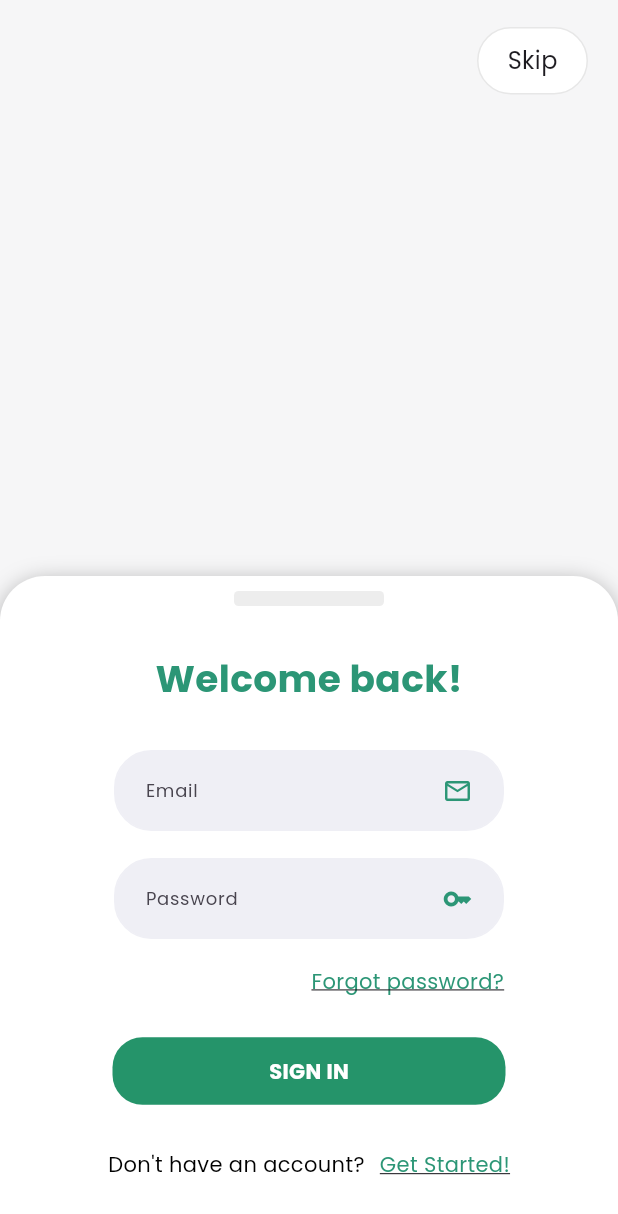
After one commit to pjcollado25/jarvis_app, a Flutter app: the OnboardingView screen opened by its route, after a tap on "Login", on a phone screen of 412 x 824 dp. The commit adds this screen. Shown: the top 1214 px of the screen. Run offline on Flutter 3.47's test engine with Material 3 defaults, Android fonts, the phone set to English and light mode, and no system bars; drawn by our look-alikes of flutter_markdown; our stand-ins replace bloc, dio, flutter_bloc, freezed_annotation, get_it, go_router and 4 more; accounts and stored records are empty; network calls fail.

Commit message:
Implement authentication

```diff
--- /dev/null
+++ b/lib/src/config/constant/key_constant.dart
@@ -0,0 +1 @@
+const tokenKey = 'token';
--- a/lib/src/config/themes/colors.dart
+++ b/lib/src/config/themes/colors.dart
@@ -25,4 +25,5 @@ class AppColors {
   static Color kPrimaryButtonColor() => const Color(0xFF25946A);
   static Color kNavBarContainerColor() => const Color(0xFFEDEDED);
   static Color kGrayIconColor() => const Color(0xFFB2B2B2);
+  static Color kTextFieldBackgroundColor() => const Color(0xFFEFEFF5);
 }
--- a/lib/src/config/themes/styles.dart
+++ b/lib/src/config/themes/styles.dart
@@ -8,8 +8,14 @@ class AppTextStyle {
       fontSize: 28, color: color, fontWeight: FontWeight.bold);
   static TextStyle kBodyTextStyle(Color color) => GoogleFonts.poppins(
       fontSize: 15, color: color, fontWeight: FontWeight.w500);
-  static TextStyle kSmallTextStyle() => GoogleFonts.poppins(
-      fontSize: 14, color: Colors.black);
+  static TextStyle kSmallTextStyle() =>
+      GoogleFonts.poppins(fontSize: 14, color: Colors.black);
+  static TextStyle kLinkTextStyle(Color color, bool isLinked) =>
+      GoogleFonts.poppins(
+          fontSize: 14,
+          color: color,
+          decoration:
+              isLinked ? TextDecoration.underline : TextDecoration.none);
   static TextStyle kButtonTextStyle() => TextStyle(
         fontSize: 14,
         color: AppColors.kWhiteColor(),
--- /dev/null
+++ b/lib/src/config/utils/shared_preference_manager.dart
@@ -0,0 +1,59 @@
+import 'package:shared_preferences/shared_preferences.dart';
+
+class SharedPreferencesManager {
+  static final SharedPreferencesManager _instance = SharedPreferencesManager._internal();
+  SharedPreferences? _prefs;
+
+  factory SharedPreferencesManager() {
+    return _instance;
+  }
+
+  SharedPreferencesManager._internal();
+
+  Future<void> init() async {
+    _prefs = await SharedPreferences.getInstance();
+  }
+
+
+  Future<bool> setString(String key, String value) async {
+    return await _prefs?.setString(key, value) ?? false;
+  }
+
+
+  String? getString(String key) {
+    return _prefs?.getString(key);
+  }
+
+
+  Future<bool> setInt(String key, int value) async {
+    return await _prefs?.setInt(key, value) ?? false;
+  }
+
+  int? getInt(String key) {
+    return _prefs?.getInt(key);
+  }
+
+  Future<bool> setBool(String key, bool value) async {
+    return await _prefs?.setBool(key, value) ?? false;
+  }
+
+  bool? getBool(String key) {
+    return _prefs?.getBool(key);
+  }
+
+  Future<bool> setDouble(String key, double value) async {
+    return await _prefs?.setDouble(key, value) ?? false;
+  }
+
+  double? getDouble(String key) {
+    return _prefs?.getDouble(key);
+  }
+
+  Future<bool> remove(String key) async {
+    return await _prefs?.remove(key) ?? false;
+  }
+
+  Future<bool> clear() async {
+    return await _prefs?.clear() ?? false;
+  }
+}
--- /dev/null
+++ b/lib/src/features/auth/data/data_sources/user_date_source.dart
@@ -0,0 +1,25 @@
+import 'dart:convert';
+
+import 'package:injectable/injectable.dart';
+import 'package:jarvis_app/src/config/constant/key_constant.dart';
+import 'package:jarvis_app/src/config/utils/shared_preference_manager.dart';
+import 'package:jarvis_app/src/core/network.dart';
+import 'package:jarvis_app/src/features/auth/data/models/user_model.dart';
+import 'package:http/http.dart' as http;
+
+@injectable
+class UserDateSource {
+  final prefs = SharedPreferencesManager();
+
+  Future<UserModel> get() async {
+    String token = prefs.getString(tokenKey) ?? '';
+    if (token != '') {
+      final response =
+          await http.get(Uri.parse('${Network.baseUrl}/v1/messages'));
+      print(response.body);
+      return UserModel.fromJson(jsonDecode(response.body));
+    }
+    return UserModel(
+        status: "error", message: "No user logged in", userEntity: null);
+  }
+}
--- /dev/null
+++ b/lib/src/features/auth/domain/use_cases/get_user_use_case.dart
@@ -0,0 +1,12 @@
+import 'package:injectable/injectable.dart';
+import 'package:jarvis_app/src/features/auth/data/data_sources/user_date_source.dart';
+import 'package:jarvis_app/src/features/auth/data/models/user_model.dart';
+
+@injectable
+class GetUserUseCase {
+  final UserDateSource userDateSource;
+
+  GetUserUseCase({required this.userDateSource});
+
+  Future<UserModel> call() => userDateSource.get();
+}
--- /dev/null
+++ b/lib/src/features/auth/domain/use_cases/login_use_case.dart
@@ -0,0 +1,17 @@
+import 'package:injectable/injectable.dart';
+import 'package:jarvis_app/src/features/auth/data/models/user_model.dart';
+import 'package:jarvis_app/src/features/auth/domain/repositories/user_repository.dart';
+
+@injectable
+class LoginUseCase {
+  final String email;
+  final String password;
+  final UserRepository userRepository;
+
+  LoginUseCase(
+      {required this.email,
+      required this.password,
+      required this.userRepository});
+
+  Future<UserModel> call() => userRepository.login(email: email, password: password);
+}
--- /dev/null
+++ b/lib/src/features/auth/domain/use_cases/register_use_case.dart
@@ -0,0 +1,24 @@
+import 'package:injectable/injectable.dart';
+import 'package:jarvis_app/src/features/auth/data/models/user_model.dart';
+import 'package:jarvis_app/src/features/auth/domain/repositories/user_repository.dart';
+
+@injectable
+class RegisterUseCase {
+  final String email;
+  final String password;
+  final String rePassword;
+  final UserRepository userRepository;
+
+  RegisterUseCase({
+    required this.email,
+    required this.password,
+    required this.rePassword,
+    required this.userRepository,
+  });
+
+  Future<UserModel> call() => userRepository.register(
+        email: email,
+        password: password,
+        rePassword: rePassword,
+      );
+}
--- /dev/null
+++ b/lib/src/features/auth/presentation/blocs/auth/auth_bloc.dart
@@ -0,0 +1,59 @@
+import 'package:bloc/bloc.dart';
+import 'package:freezed_annotation/freezed_annotation.dart';
+import 'package:injectable/injectable.dart';
+import 'package:jarvis_app/src/features/auth/domain/entities/user_entity.dart';
+import 'package:jarvis_app/src/features/auth/domain/use_cases/get_user_use_case.dart';
+import 'package:jarvis_app/src/features/auth/domain/use_cases/login_use_case.dart';
+import 'package:jarvis_app/src/features/auth/domain/use_cases/register_use_case.dart';
+
+part 'auth_event.dart';
+part 'auth_state.dart';
+part 'auth_bloc.freezed.dart';
+
+@injectable
+class AuthBloc extends Bloc<AuthEvent, AuthState> {
+  final LoginUseCase _loginUseCase;
+  final RegisterUseCase _registerUseCase;
+  final GetUserUseCase _getUserUseCase;
+  AuthBloc(this._loginUseCase, this._registerUseCase, this._getUserUseCase)
+      : super(const _AuthStateIdle()) {
+    on<_AuthEventLogin>(_onAuthEventLogin);
+    on<_AuthEventRegister>(_onAuthEventRegister);
+    on<_AuthEventGetUser>(_onAuthEventGetUser);
+  }
+
+  Future<void> _onAuthEventLogin(
+      _AuthEventLogin event, Emitter<AuthState> emit) async {
+    emit(const AuthState.loading());
+    final data = await _loginUseCase.userRepository
+        .login(email: event.email, password: event.password);
+    if (data.message == "success") {
+      return emit(AuthState.success(user: data.userEntity!));
+    }
+    return emit(AuthState.error(data.message));
+  }
+
+  Future<void> _onAuthEventRegister(
+      _AuthEventRegister event, Emitter<AuthState> emit) async {
+    emit(const AuthState.loading());
+
+    final data = await _registerUseCase.userRepository.register(
+        email: event.email,
+        password: event.password,
+        rePassword: event.rePassword);
+    if (data.message == "success") {
+      return emit(AuthState.success(user: data.userEntity!));
+    }
+    return emit(AuthState.error(data.message));
+  }
+
+  Future<void> _onAuthEventGetUser(
+      _AuthEventGetUser event, Emitter<AuthState> emit) async {
+    emit(const AuthState.loading());
+    final data = await _getUserUseCase.userDateSource.get();
+    if (data.message == "success") {
+      return emit(AuthState.success(user: data.userEntity!));
+    }
+    return emit(AuthState.error(data.message));
+  }
+}
--- /dev/null
+++ b/lib/src/features/auth/presentation/blocs/auth/auth_event.dart
@@ -0,0 +1,8 @@
+part of 'auth_bloc.dart';
+
+@freezed
+class AuthEvent with _$AuthEvent {
+  const factory AuthEvent.getUSer() = _AuthEventGetUser;
+  const factory AuthEvent.login({required String email, required String password}) = _AuthEventLogin;
+  const factory AuthEvent.register({required String email, required String password, required String rePassword}) = _AuthEventRegister;
+}
--- /dev/null
+++ b/lib/src/features/auth/presentation/blocs/auth/auth_state.dart
@@ -0,0 +1,10 @@
+part of 'auth_bloc.dart';
+
+@freezed
+class AuthState with _$AuthState {
+  const factory AuthState.idle() = _AuthStateIdle;
+  const factory AuthState.loading() = _AuthStateLoading;
+  const factory AuthState.success({required UserEntity user}) =
+      _AuthStateSuccess;
+  const factory AuthState.error(String? errorMessage) = _AuthStateError;
+}
--- /dev/null
+++ b/lib/src/features/auth/presentation/views/authentication_view.dart
@@ -0,0 +1,207 @@
+import 'package:flutter/material.dart';
+import 'package:flutter_bloc/flutter_bloc.dart';
+import 'package:go_router/go_router.dart';
+import 'package:jarvis_app/src/config/routes/app_routes.dart';
+import 'package:jarvis_app/src/features/auth/presentation/blocs/auth/auth_bloc.dart';
+import 'package:jarvis_app/src/features/onboarding/presentation/widgets/app_button.dart';
+
+import '../../../../config/themes/colors.dart';
+import '../../../../config/themes/styles.dart';
+
+// ignore: must_be_immutable
+class AuthenticationView extends StatefulWidget {
+  bool isLogIn;
+  AuthenticationView({super.key, required this.isLogIn});
+
+  @override
+  State<AuthenticationView> createState() => _AuthenticationViewState();
+}
+
+class _AuthenticationViewState extends State<AuthenticationView> {
+  late final TextEditingController _emailCtr = TextEditingController();
+  late final TextEditingController _passCtr = TextEditingController();
+  late final TextEditingController _rePassCtr = TextEditingController();
+
+  @override
+  Widget build(BuildContext context) {
+    return BlocListener<AuthBloc, AuthState>(
+      listener: (context, state) => state.maybeWhen(
+        success: (user) => context.pushReplacement(AppRoutes.home()),
+        orElse: () => null,
+      ),
+      child: Container(
+        height: 440,
+        width: double.infinity,
+        decoration: BoxDecoration(
+          color: AppColors.kWhiteColor(),
+          borderRadius: const BorderRadius.only(
+            topLeft: Radius.circular(30),
+            topRight: Radius.circular(30),
+          ),
+          boxShadow: [
+            BoxShadow(
+              color: Colors.black.withOpacity(0.29),
+              offset: const Offset(0, 3),
+              blurRadius: 12,
+            ),
+          ],
+        ),
+        child: Padding(
+          padding: const EdgeInsets.symmetric(vertical: 10),
+          child: Column(
+            children: [
+              Container(
+                height: 10,
+                width: 100,
+                decoration: BoxDecoration(
+                  color: AppColors.kNavBarContainerColor(),
+                  borderRadius: BorderRadius.circular(3),
+                ),
+              ),
+              const SizedBox(height: 30),
+              Text(
+                widget.isLogIn ? "Welcome back!" : "Welcome to Jarvis GPT-3",
+                style: AppTextStyle.kHeaderTextStyle(),
+              ),
+              const SizedBox(height: 30),
+              textFieldWidget(
+                label: 'Email',
+                icon: Icons.email_outlined,
+                controller: _emailCtr,
+                obscureText: false,
+              ),
+              textFieldWidget(
+                label: 'Password',
+                icon: Icons.key,
+                controller: _passCtr,
+                obscureText: true,
+              ),
+              widget.isLogIn
+                  ? const SizedBox.shrink()
+                  : textFieldWidget(
+                      label: 'Re-enter password',
+                      icon: Icons.key,
+                      controller: _rePassCtr,
+                      obscureText: true,
+                    ),
+              widget.isLogIn
+                  ? SizedBox(
+                      width: 260,
+                      child: Align(
+                        alignment: Alignment.bottomRight,
+                        child: InkWell(
+                          onTap: () {},
+                          child: Text(
+                            "Forgot password?",
+                            style: AppTextStyle.kLinkTextStyle(
+                                AppColors.kSecondaryColor(), true),
+                          ),
+                        ),
+                      ),
+                    )
+                  : const SizedBox.shrink(),
+              const Spacer(),
+              AppButton.dafualtButton(
+                  onTap: () => widget.isLogIn
+                      ? context.read<AuthBloc>().add(
+                            AuthEvent.login(
+                              email: _emailCtr.text,
+                              password: _passCtr.text,
+                            ),
+                          )
+                      : context.read<AuthBloc>().add(
+                            AuthEvent.register(
+                              email: _emailCtr.text,
+                              password: _passCtr.text,
+                              rePassword: _rePassCtr.text,
+                            ),
+                          ),
+                  text: widget.isLogIn ? 'Sign in' : 'Sign up'),
+              const SizedBox(height: 30),
+              Row(
+                mainAxisAlignment: MainAxisAlignment.center,
+                crossAxisAlignment: CrossAxisAlignment.center,
+                children: [
+                  Text(
+                    widget.isLogIn
+                        ? "Don't have an account?"
+                        : "Already have an account?",
+                    style: AppTextStyle.kLinkTextStyle(Colors.black, false),
+                  ),
+                  const SizedBox(width: 10),
+                  InkWell(
+                    onTap: () => setState(() {
+                      _clear();
+                      widget.isLogIn = !widget.isLogIn;
+                    }),
+                    child: Text(
+                      widget.isLogIn ? "Get Started!" : "Log in",
+                      style: AppTextStyle.kLinkTextStyle(
+                          AppColors.kSecondaryColor(), true),
+                    ),
+                  ),
+                ],
+              ),
+              const Spacer(),
+            ],
+          ),
+        ),
+      ),
+    );
+  }
+
+  _clear() {
+    _emailCtr.clear();
+    _passCtr.clear();
+    _rePassCtr.clear();
+  }
+
+  textFieldWidget(
+      {required String label,
+      required IconData icon,
+      required TextEditingController controller,
+      required bool obscureText}) {
+    return Padding(
+      padding: const EdgeInsets.only(bottom: 18),
+      child: Container(
+        width: 260,
+        decoration: BoxDecoration(
+          color: AppColors.kTextFieldBackgroundColor(),
+          borderRadius: BorderRadius.circular(25),
+          border: Border.all(
+            color: AppColors.kTextFieldBackgroundColor(),
+            width: 1,
+            strokeAlign: BorderSide.strokeAlignInside,
+          ),
+        ),
+        child: Padding(
+          padding: const EdgeInsets.symmetric(horizontal: 20, vertical: 2),
+          child: Row(
+            mainAxisAlignment: MainAxisAlignment.center,
+            crossAxisAlignment: CrossAxisAlignment.center,
+            children: [
+              Expanded(
+                child: TextField(
+                  controller: controller,
+                  style: const TextStyle(fontSize: 12),
+                  obscureText: obscureText,
+                  decoration: InputDecoration(
+                    border: InputBorder.none,
+                    hintText: label,
+                    hintStyle: const TextStyle(fontSize: 12),
+                  ),
+                ),
+              ),
+              const SizedBox(width: 10),
+              Icon(
+                icon,
+                color: AppColors.kSecondaryColor(),
+                size: 20,
+              ),
+            ],
+          ),
+        ),
+      ),
+    );
+  }
+}
--- a/lib/src/features/home/presentation/views/chat_view.dart
+++ b/lib/src/features/home/presentation/views/chat_view.dart
@@ -1,5 +1,4 @@
 import 'package:flutter/material.dart';
-import 'package:flutter/widgets.dart';
 import 'package:flutter_bloc/flutter_bloc.dart';
 import 'package:jarvis_app/src/config/themes/colors.dart';
 import 'package:jarvis_app/src/features/home/domain/entities/chat_entity.dart';
--- a/lib/src/features/onboarding/presentation/widgets/app_button.dart
+++ b/lib/src/features/onboarding/presentation/widgets/app_button.dart
@@ -36,4 +36,24 @@ class AppButton {
           ),
         ),
       );
+
+  static Widget dafualtButton(
+          {required Function()? onTap, required String text}) =>
+      InkWell(
+        onTap: onTap,
+        child: Container(
+          height: 45,
+          width: 262,
+          decoration: BoxDecoration(
+            color: AppColors.kPrimaryButtonColor(),
+            borderRadius: BorderRadius.circular(20),
+          ),
+          child: Center(
+            child: Text(
+              text.toUpperCase(),
+              style: AppTextStyle.kButtonTextStyle(),
+            ),
+          ),
+        ),
+      );
 }
--- a/lib/src/features/onboarding/presentation/widgets/onboarding_dialog_box.dart
+++ b/lib/src/features/onboarding/presentation/widgets/onboarding_dialog_box.dart
@@ -1,6 +1,7 @@
 import 'package:flutter/material.dart';
 import 'package:flutter_markdown/flutter_markdown.dart';
 import 'package:jarvis_app/src/config/themes/styles.dart';
+import 'package:jarvis_app/src/features/auth/presentation/views/authentication_view.dart';
 import 'package:jarvis_app/src/features/onboarding/presentation/widgets/app_button.dart';
 
 import '../../../../config/themes/colors.dart';
@@ -22,6 +23,12 @@ class _OnboardingDialogBoxState extends State<OnboardingDialogBox> {
     'Get the perfect results every time with Jarvis dialogue-based editing and live feedback feature.'
   ];
   int _index = 0;
+
+  showBottomDialog(bool isLogIn) => showBottomSheet(
+        backgroundColor: Colors.transparent,
+        context: context,
+        builder: (context) => AuthenticationView(isLogIn: isLogIn),
+      );
 
   @override
   Widget build(BuildContext context) {
@@ -72,12 +79,7 @@ class _OnboardingDialogBoxState extends State<OnboardingDialogBox> {
             const Spacer(),
             AppButton.buttonWithArrow(
               onTap: () => setState(() {
-                _index == 0 ? _index++ : null;
-                // showBottomSheet(
-                //     backgroundColor: Colors.transparent,
-                //     context: context,
-                //     builder: (context) => bottomSheetSignIn(),
-                //   );
+                _index == 0 ? _index++ : showBottomDialog(false);
               }),
               text: _index == 0 ? "Next" : "Get started",
             ),
@@ -91,9 +93,12 @@ class _OnboardingDialogBoxState extends State<OnboardingDialogBox> {
                   style: AppTextStyle.kSmallTextStyle(),
                 ),
                 const SizedBox(width: 10),
-                Text(
-                  "Login",
-                  style: AppTextStyle.kTextButtonTextStyle(),
+                InkWell(
+                  onTap: () => showBottomDialog(true),
+                  child: Text(
+                    "Login",
+                    style: AppTextStyle.kTextButtonTextStyle(),
+                  ),
                 ),
               ],
             ),
@@ -101,48 +106,6 @@ class _OnboardingDialogBoxState extends State<OnboardingDialogBox> {
           ],
         ),
       );
-
-  bottomSheetSignIn() {
-    return Container(
-      height: 425,
-      width: double.infinity,
-      decoration: BoxDecoration(
-        color: AppColors.kWhiteColor(),
-        borderRadius: BorderRadius.circular(30),
-        boxShadow: [
-          BoxShadow(
-            color: Colors.black.withOpacity(0.29),
-            offset: const Offset(0, 3),
-            blurRadius: 12,
-          ),
-        ],
-      ),
-      child: Padding(
-        padding: const EdgeInsets.symmetric(vertical: 10),
-        child: Column(
-          children: [
-            Container(
-              height: 10,
-              width: 100,
-              decoration: BoxDecoration(
-                color: AppColors.kNavBarContainerColor(),
-                borderRadius: BorderRadius.circular(3),
-              ),
-            ),
-            const Spacer(),
-            Text(
-              "Welcome to Jarvis GPT-3",
-              style: AppTextStyle.kHeaderTextStyle(),
-            ),
-            SocialMediaLoginButton(
-              title: 'Login with gmail',
-              backgroundColor: AppColors.kSecondaryColor(),
-            ),
-          ],
-        ),
-      ),
-    );
-  }
 
   _pagingBarWidget() {
     return Row(
--- a/pubspec.yaml
+++ b/pubspec.yaml
@@ -23,7 +23,7 @@ dependencies:
   freezed: ^2.5.2
   freezed_annotation: ^2.4.4
   equatable: ^2.0.5
-  logger: ^2.4.0
+  logger: ^2.5.0
   flutter_gen_runner: ^5.9.0
   build_runner: ^2.4.11
   injectable_generator: ^2.6.2
@@ -34,6 +34,7 @@ dependencies:
   google_fonts: ^6.2.1
   flutter_markdown: ^0.7.7
   http: ^1.3.0
+  shared_preferences: ^2.3.3
 
 dev_dependencies:
   flutter_test:
```
Also changed, not shown: lib/main.dart (+6 -1 lines), lib/src/config/routes/app_routes.dart (+11 -0 lines), lib/src/features/auth/data/repositories/user_repository_impl.dart (+33 -12 lines), lib/src/core/modules/injection.config.dart, lib/src/features/auth/presentation/blocs/auth/auth_bloc.freezed.dart (added), pubspec.lock, 1 other file.
